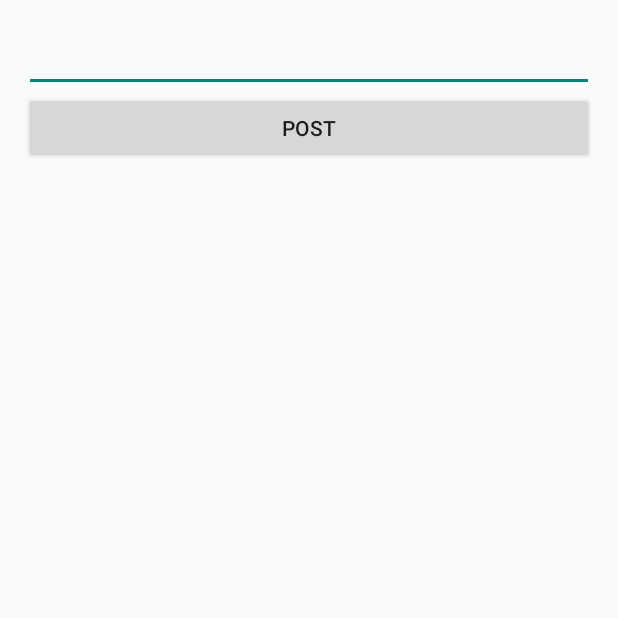
After one commit to Abdullahkhan/Facing, an Android app: the PostText screen opened directly, with no data from a screen before it, on a phone screen of 412 x 824 dp, the top half of it. The commit adds this screen. Run offline under Robolectric (Android 15) with nearby library versions, the phone set to English and light mode, and no system bars.

Commit message:
newsfeed working, posting working, time of posts added

```diff
--- a/app/src/main/AndroidManifest.xml
+++ b/app/src/main/AndroidManifest.xml
@@ -73,6 +73,10 @@
         <activity
             android:name=".Profile"
             android:label="@string/app_name"
+            android:screenOrientation="portrait" />
+        <activity
+            android:name=".PostText"
+            android:label="@string/app_name"
             android:screenOrientation="portrait"></activity>
     </application>
 
--- /dev/null
+++ b/app/src/main/java/com/polygons/facingapp/PostText.java
@@ -0,0 +1,98 @@
+package com.polygons.facingapp;
+
+import android.app.Activity;
+import android.app.ProgressDialog;
+import android.content.Context;
+import android.content.Intent;
+import android.content.SharedPreferences;
+import android.os.AsyncTask;
+import android.os.Bundle;
+import android.util.Log;
+import android.view.View;
+import android.widget.Button;
+import android.widget.EditText;
+import android.widget.Toast;
+
+import org.json.JSONException;
+import org.json.JSONObject;
+
+import java.util.ArrayList;
+import java.util.HashMap;
+
+public class PostText extends Activity {
+    EditText editTextPostText;
+    Button buttonPostText;
+    SharedPreferences sp;
+    String userid;
+    ProgressDialog pDialog;
+    Context context = this;
+    JSONObject json;
+    JSONParser jsonparser = new JSONParser();
+    String postURL = Login.myURL + "post";
+    String TAG_SUCCESS = "status";
+    String TAG_MESSAGE = "message";
+
+    @Override
+    protected void onCreate(Bundle savedInstanceState) {
+        super.onCreate(savedInstanceState);
+        setContentView(R.layout.posttext);
+        sp = getSharedPreferences("user", Activity.MODE_PRIVATE);
+        userid = sp.getString("userid", "0");
+        editTextPostText = (EditText) findViewById(R.id.editTextPostText);
+        buttonPostText = (Button) findViewById(R.id.buttonPostText);
+
+        buttonPostText.setOnClickListener(new View.OnClickListener() {
+            @Override
+            public void onClick(View v) {
+                new PostMyText().execute(userid, editTextPostText.getText().toString());
+            }
+        });
+    }
+
+    class PostMyText extends AsyncTask<String, String, Boolean> {
+        @Override
+        protected void onPreExecute() {
+            super.onPreExecute();
+            pDialog = new ProgressDialog(context);
+            pDialog.setMessage("Refreshing your Facings");
+            pDialog.setIndeterminate(false);
+            pDialog.setCancelable(true);
+            pDialog.show();
+
+        }
+
+        @Override
+        protected Boolean doInBackground(String... args) {
+
+            HashMap<String, String> params = new HashMap<String, String>();
+            params.put("userid", args[0]);
+            params.put("post", args[1]);
+
+            json = jsonparser.makeHttpRequest(postURL, "POST", params);
+            try {
+                Boolean success = json.getBoolean(TAG_SUCCESS);
+                if (success) {
+
+                }
+                return true;
+            } catch (JSONException e) {
+                e.printStackTrace();
+            }
+
+            return false;
+        }
+
+        @Override
+        protected void onPostExecute(Boolean result) {
+            super.onPostExecute(result);
+
+            if (result) {
+                Toast.makeText(context, "Posted successfully ", Toast.LENGTH_SHORT).show();
+                startActivity(new Intent(context, NewsFeed.class));
+            } else {
+                Toast.makeText(context, "Posting failed ", Toast.LENGTH_SHORT).show();
+            }
+
+        }
+    }
+}
--- /dev/null
+++ b/app/src/main/res/layout/posttext.xml
@@ -0,0 +1,23 @@
+<?xml version="1.0" encoding="utf-8"?>
+<LinearLayout xmlns:android="http://schemas.android.com/apk/res/android"
+    xmlns:tools="http://schemas.android.com/tools"
+    android:layout_width="match_parent"
+    android:layout_height="match_parent"
+    android:orientation="vertical"
+    android:paddingBottom="@dimen/activity_vertical_margin"
+    android:paddingLeft="@dimen/activity_horizontal_margin"
+    android:paddingRight="@dimen/activity_horizontal_margin"
+    android:paddingTop="@dimen/activity_vertical_margin"
+    tools:context="com.polygons.facingapp.PostText">
+
+    <EditText
+        android:id="@+id/editTextPostText"
+        android:layout_width="match_parent"
+        android:layout_height="wrap_content" />
+
+    <Button
+        android:id="@+id/buttonPostText"
+        android:layout_width="match_parent"
+        android:layout_height="wrap_content"
+        android:text="Post" />
+</LinearLayout>
```
Also changed, not shown: app/src/main/java/com/polygons/facingapp/Login.java (+4 -5 lines), app/src/main/java/com/polygons/facingapp/NewsFeed.java (+121 -160 lines), app/src/main/res/layout/item_listview_newsfeed.xml (+42 -34 lines), 2 other files.
